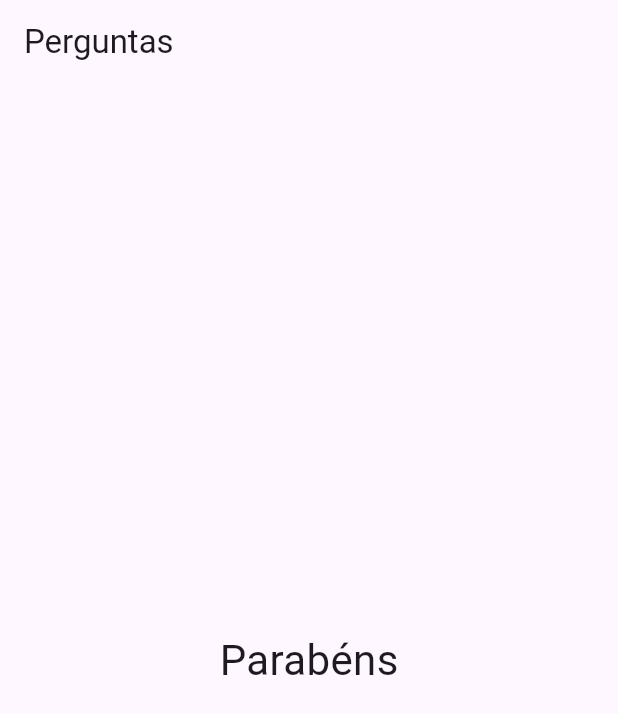
After one commit to DanielSiilva/quiz-in-flutter-app, a Flutter app: the screen it shows after launch, after a tap on "Preto", after a tap on "Js", after a tap on "Dart", on a phone screen of 412 x 824 dp. The commit adds this screen. Shown: the top 714 px of the screen. Run offline on Flutter 3.47's test engine with Material 3 defaults, Android fonts, the phone set to English and light mode, and no system bars.

Commit message:
feat: separando o componente resultado

```diff
--- a/quiz_app/lib/main.dart
+++ b/quiz_app/lib/main.dart
@@ -1,6 +1,7 @@
 import 'package:flutter/material.dart';
 import './questao.dart';
 import './resposta.dart';
+import './resultado.dart';
 
 void main() => runApp(PerguntaApp());
 
@@ -65,13 +66,7 @@ class _PerguntaAppState extends State<PerguntaApp> {
                     ...respostas.map((t) => Resposta(t, _responder)).toList()
                   ],
                 )
-            : Center(
-                child: Text(
-                  'Parabéns',
-                  style: TextStyle(fontSize: 28),
-                ),
-              ),
-      ),
+              : Resultado()),
     );
   }
 }
--- /dev/null
+++ b/quiz_app/lib/resultado.dart
@@ -0,0 +1,15 @@
+import 'package:flutter/material.dart';
+
+class Resultado extends StatelessWidget {
+  const Resultado({super.key});
+
+  @override
+  Widget build(BuildContext context) {
+    return const Center(
+      child: Text(
+        'Parabéns',
+        style: TextStyle(fontSize: 28),
+      ),
+    );
+  }
+}
```
Lines whose indentation alone changed are shown as unchanged.
